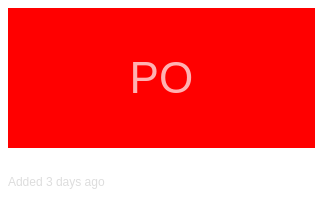
Tribler/tribler, file TriblerGUI/qt_resources/home_recommended_item.ui: the form before one commit.
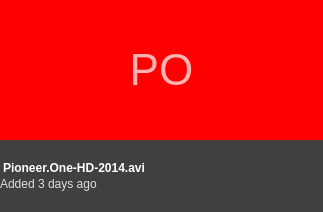
The form after the commit. Custom widgets are drawn as their Qt base class.

The edit to the form file:
```diff
--- a/TriblerGUI/qt_resources/home_recommended_item.ui
+++ b/TriblerGUI/qt_resources/home_recommended_item.ui
@@ -7,7 +7,7 @@
     <x>0</x>
     <y>0</y>
     <width>323</width>
-    <height>198</height>
+    <height>212</height>
    </rect>
   </property>
   <property name="sizePolicy">
@@ -38,23 +38,23 @@
    <bool>false</bool>
   </property>
   <property name="styleSheet">
-   <string notr="true">background-color: transparent;</string>
+   <string notr="true">background-color: #404040;</string>
   </property>
   <layout class="QVBoxLayout" name="verticalLayout">
    <property name="spacing">
     <number>0</number>
    </property>
    <property name="leftMargin">
-    <number>8</number>
+    <number>0</number>
    </property>
    <property name="topMargin">
-    <number>8</number>
+    <number>0</number>
    </property>
    <property name="rightMargin">
-    <number>8</number>
+    <number>0</number>
    </property>
    <property name="bottomMargin">
-    <number>8</number>
+    <number>0</number>
    </property>
    <item>
     <widget class="ThumbnailWidget" name="thumbnail_widget">
@@ -89,6 +89,22 @@
      </property>
     </widget>
    </item>
+   <item>
+    <spacer name="verticalSpacer_2">
+     <property name="orientation">
+      <enum>Qt::Vertical</enum>
+     </property>
+     <property name="sizeType">
+      <enum>QSizePolicy::Fixed</enum>
+     </property>
+     <property name="sizeHint" stdset="0">
+      <size>
+       <width>20</width>
+       <height>10</height>
+      </size>
+     </property>
+    </spacer>
+   </item>
    <item>
     <widget class="QLabel" name="main_label">
      <property name="styleSheet">
@@ -129,6 +145,22 @@
      </property>
     </widget>
    </item>
+   <item>
+    <spacer name="verticalSpacer">
+     <property name="orientation">
+      <enum>Qt::Vertical</enum>
+     </property>
+     <property name="sizeType">
+      <enum>QSizePolicy::Fixed</enum>
+     </property>
+     <property name="sizeHint" stdset="0">
+      <size>
+       <width>20</width>
+       <height>20</height>
+      </size>
+     </property>
+    </spacer>
+   </item>
   </layout>
  </widget>
  <customwidgets>
```
